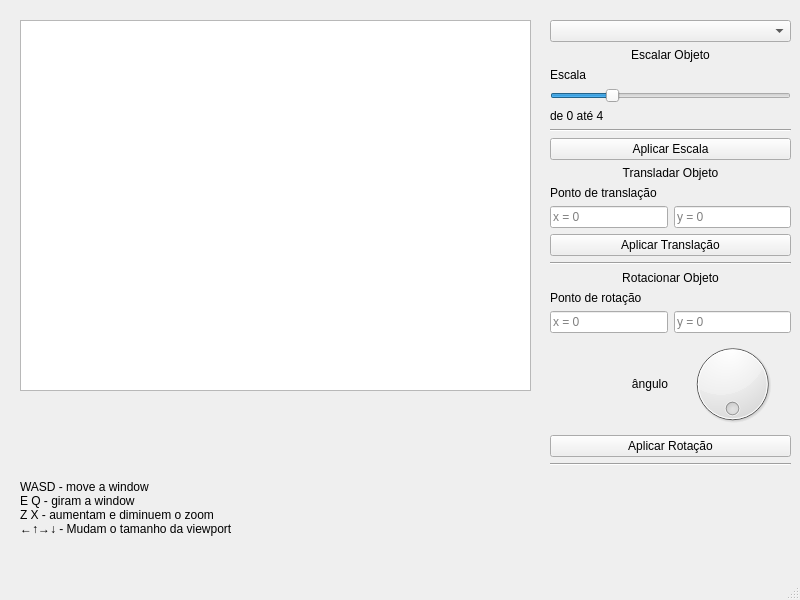
Qt form mainwindow.ui (Thales3006/Wireframe_3Dmodel_Visualizer) before a commit.
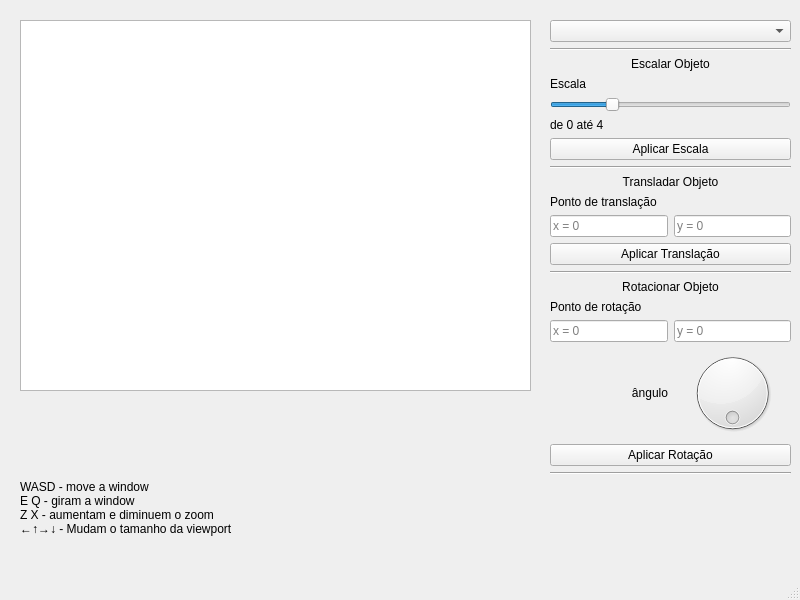
The same form after that commit.

Commit message: front levemente modificado

The edit to the form file:
```diff
--- a/mainwindow.ui
+++ b/mainwindow.ui
@@ -23,9 +23,6 @@
       <height>371</height>
      </rect>
     </property>
-    <property name="renderHints">
-     <set>QPainter::RenderHint::Antialiasing|QPainter::RenderHint::TextAntialiasing</set>
-    </property>
    </widget>
    <widget class="QWidget" name="verticalLayoutWidget">
     <property name="geometry">
@@ -33,7 +30,7 @@
       <x>550</x>
       <y>20</y>
       <width>241</width>
-      <height>446</height>
+      <height>455</height>
      </rect>
     </property>
     <layout class="QVBoxLayout" name="edit">
@@ -44,6 +41,13 @@
        </property>
       </widget>
      </item>
+     <item>
+      <widget class="Line" name="line_4">
+       <property name="orientation">
+        <enum>Qt::Orientation::Horizontal</enum>
+       </property>
+      </widget>
+     </item>
      <item>
       <layout class="QVBoxLayout" name="scale">
        <item>
@@ -89,6 +93,13 @@
          </property>
         </widget>
        </item>
+       <item>
+        <widget class="QPushButton" name="applyTransform_scale">
+         <property name="text">
+          <string>Aplicar Escala</string>
+         </property>
+        </widget>
+       </item>
       </layout>
      </item>
      <item>
@@ -98,13 +109,6 @@
        </property>
       </widget>
      </item>
-     <item>
-      <widget class="QPushButton" name="applyTransform_scale">
-       <property name="text">
-        <string>Aplicar Escala</string>
-       </property>
-      </widget>
-     </item>
      <item>
       <layout class="QVBoxLayout" name="translate">
        <item>
@@ -154,15 +158,15 @@
          </item>
         </layout>
        </item>
+       <item>
+        <widget class="QPushButton" name="applyTransform_translate">
+         <property name="text">
+          <string>Aplicar Translação</string>
+         </property>
+        </widget>
+       </item>
       </layout>
      </item>
-     <item>
-      <widget class="QPushButton" name="applyTransform_translate">
-       <property name="text">
-        <string>Aplicar Translação</string>
-       </property>
-      </widget>
-     </item>
      <item>
       <widget class="Line" name="line_3">
        <property name="orientation">
```
